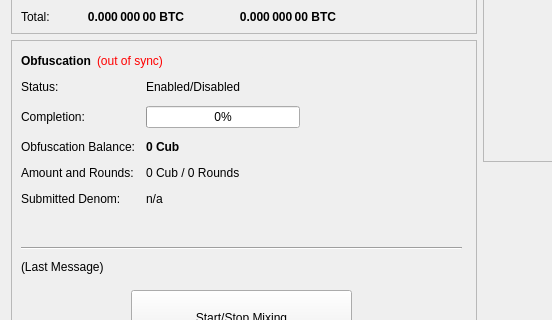
Above: src/qt/forms/overviewpage.ui from cubex-network/cubex before the change; both pictures show x 0 to 552 and y 182 to 502 of the 960 by 615 pixel window. Below: the same form after it.
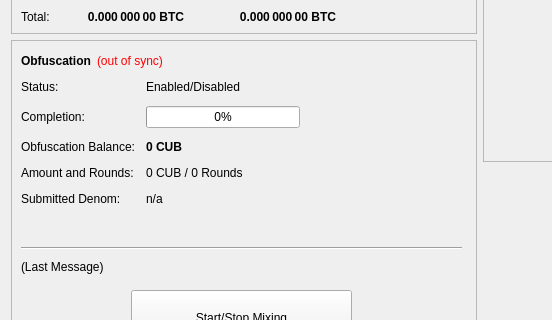
That is the form after the change.

Patch:
```diff
--- a/src/qt/forms/overviewpage.ui
+++ b/src/qt/forms/overviewpage.ui
@@ -474,7 +474,7 @@
               </font>
              </property>
              <property name="text">
-              <string notr="true">0 Cub</string>
+              <string notr="true">0 CUB</string>
              </property>
             </widget>
            </item>
@@ -488,7 +488,7 @@
            <item row="3" column="1">
             <widget class="QLabel" name="labelAmountRounds">
              <property name="text">
-              <string>0 Cub / 0 Rounds</string>
+              <string>0 CUB / 0 Rounds</string>
              </property>
             </widget>
            </item>
```
Left out of the diff: 6 changed lines with no effect on the pictures.
